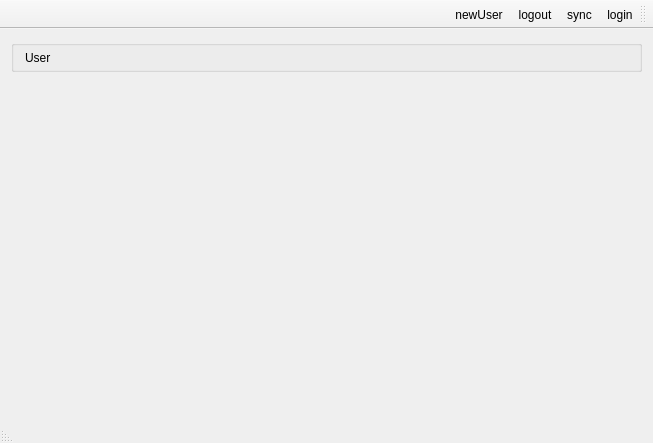
Above: Client/reghaabat/mainwindow.ui from nournia/ketabkhaane before the change. Below: the same form after it.
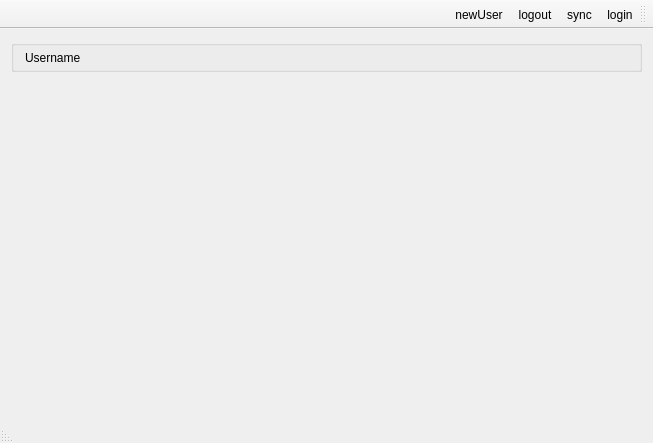
That is the form after the change.

Commit message: fixed select user edit

```diff
--- a/Client/reghaabat/mainwindow.ui
+++ b/Client/reghaabat/mainwindow.ui
@@ -48,7 +48,7 @@
        <item>
         <widget class="QLabel" name="lUser">
          <property name="text">
-          <string>User</string>
+          <string>Username</string>
          </property>
         </widget>
        </item>
```
Left out of the diff: 4 changed lines with no effect on the pictures. The commit also changes 4 other files.
